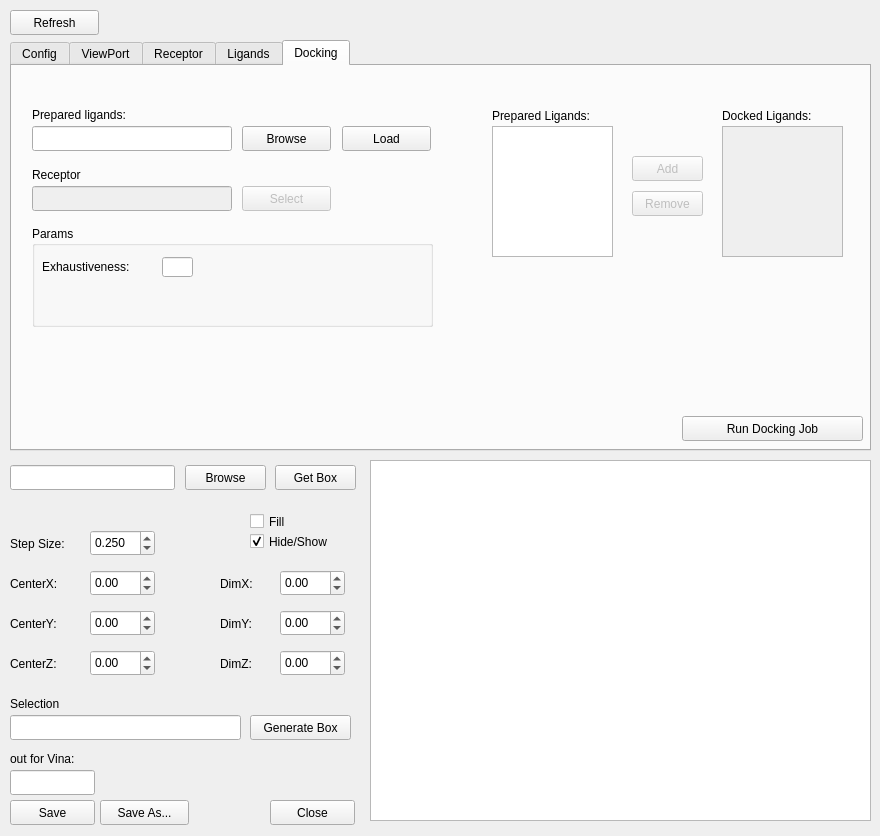
Old version of the form demowidget.ui in the repository gjonwick/MAGI-Dock.
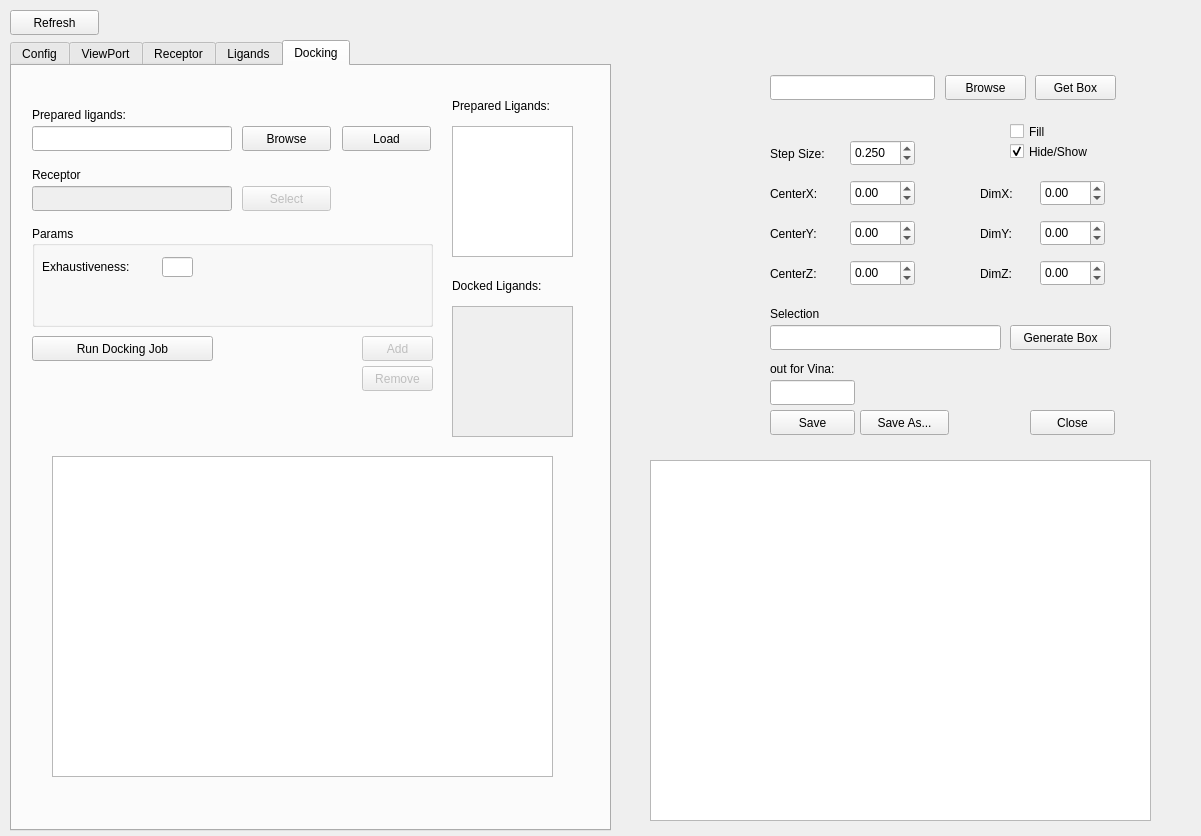
New version of the form. The open tabs and pages were chosen to show the change.

The edit to the form file:
```diff
--- a/demowidget.ui
+++ b/demowidget.ui
@@ -9,7 +9,7 @@
    <rect>
     <x>0</x>
     <y>0</y>
-    <width>880</width>
+    <width>1201</width>
     <height>836</height>
    </rect>
   </property>
@@ -19,8 +19,8 @@
   <widget class="QDoubleSpinBox" name="centerY">
    <property name="geometry">
     <rect>
-     <x>90</x>
-     <y>610</y>
+     <x>850</x>
+     <y>220</y>
      <width>65</width>
      <height>26</height>
     </rect>
@@ -38,8 +38,8 @@
   <widget class="QDoubleSpinBox" name="centerZ">
    <property name="geometry">
     <rect>
-     <x>90</x>
-     <y>650</y>
+     <x>850</x>
+     <y>260</y>
      <width>65</width>
      <height>26</height>
     </rect>
@@ -57,8 +57,8 @@
   <widget class="QDoubleSpinBox" name="centerX">
    <property name="geometry">
     <rect>
-     <x>90</x>
-     <y>570</y>
+     <x>850</x>
+     <y>180</y>
      <width>65</width>
      <height>26</height>
     </rect>
@@ -76,8 +76,8 @@
   <widget class="QPushButton" name="close_btn">
    <property name="geometry">
     <rect>
-     <x>270</x>
-     <y>800</y>
+     <x>1030</x>
+     <y>410</y>
      <width>85</width>
      <height>25</height>
     </rect>
@@ -89,8 +89,8 @@
   <widget class="QLabel" name="label">
    <property name="geometry">
     <rect>
-     <x>10</x>
-     <y>575</y>
+     <x>770</x>
+     <y>185</y>
      <width>67</width>
      <height>17</height>
     </rect>
@@ -102,8 +102,8 @@
   <widget class="QLabel" name="label_2">
    <property name="geometry">
     <rect>
-     <x>10</x>
-     <y>615</y>
+     <x>770</x>
+     <y>225</y>
      <width>67</width>
      <height>17</height>
     </rect>
@@ -115,8 +115,8 @@
   <widget class="QLabel" name="label_3">
    <property name="geometry">
     <rect>
-     <x>10</x>
-     <y>655</y>
+     <x>770</x>
+     <y>265</y>
      <width>67</width>
      <height>17</height>
     </rect>
@@ -128,8 +128,8 @@
   <widget class="QDoubleSpinBox" name="dimY">
    <property name="geometry">
     <rect>
-     <x>280</x>
-     <y>610</y>
+     <x>1040</x>
+     <y>220</y>
      <width>65</width>
      <height>26</height>
     </rect>
@@ -147,8 +147,8 @@
   <widget class="QDoubleSpinBox" name="dimX">
    <property name="geometry">
     <rect>
-     <x>280</x>
-     <y>570</y>
+     <x>1040</x>
+     <y>180</y>
      <width>65</width>
      <height>26</height>
     </rect>
@@ -175,8 +175,8 @@
   <widget class="QLabel" name="label_4">
    <property name="geometry">
     <rect>
-     <x>220</x>
-     <y>655</y>
+     <x>980</x>
+     <y>265</y>
      <width>51</width>
      <height>17</height>
     </rect>
@@ -188,8 +188,8 @@
   <widget class="QDoubleSpinBox" name="dimZ">
    <property name="geometry">
     <rect>
-     <x>280</x>
-     <y>650</y>
+     <x>1040</x>
+     <y>260</y>
      <width>65</width>
      <height>26</height>
     </rect>
@@ -207,8 +207,8 @@
   <widget class="QLabel" name="label_5">
    <property name="geometry">
     <rect>
-     <x>220</x>
-     <y>615</y>
+     <x>980</x>
+     <y>225</y>
      <width>51</width>
      <height>17</height>
     </rect>
@@ -220,8 +220,8 @@
   <widget class="QLabel" name="label_6">
    <property name="geometry">
     <rect>
-     <x>220</x>
-     <y>575</y>
+     <x>980</x>
+     <y>185</y>
      <width>51</width>
      <height>17</height>
     </rect>
@@ -233,8 +233,8 @@
   <widget class="QPushButton" name="save_btn">
    <property name="geometry">
     <rect>
-     <x>10</x>
-     <y>800</y>
+     <x>770</x>
+     <y>410</y>
      <width>85</width>
      <height>25</height>
     </rect>
@@ -246,8 +246,8 @@
   <widget class="QPushButton" name="getConfig_btn">
    <property name="geometry">
     <rect>
-     <x>275</x>
-     <y>465</y>
+     <x>1035</x>
+     <y>75</y>
      <width>81</width>
      <height>25</height>
     </rect>
@@ -259,8 +259,8 @@
   <widget class="QLineEdit" name="config_txt">
    <property name="geometry">
     <rect>
-     <x>10</x>
-     <y>465</y>
+     <x>770</x>
+     <y>75</y>
      <width>165</width>
      <height>25</height>
     </rect>
@@ -269,8 +269,8 @@
   <widget class="QPushButton" name="saveAs_btn">
    <property name="geometry">
     <rect>
-     <x>100</x>
-     <y>800</y>
+     <x>860</x>
+     <y>410</y>
      <width>89</width>
      <height>25</height>
     </rect>
@@ -282,8 +282,8 @@
   <widget class="QPushButton" name="browse_btn">
    <property name="geometry">
     <rect>
-     <x>185</x>
-     <y>465</y>
+     <x>945</x>
+     <y>75</y>
      <width>81</width>
      <height>25</height>
     </rect>
@@ -295,8 +295,8 @@
   <widget class="QDoubleSpinBox" name="step_size">
    <property name="geometry">
     <rect>
-     <x>90</x>
-     <y>530</y>
+     <x>850</x>
+     <y>140</y>
      <width>65</width>
      <height>26</height>
     </rect>
@@ -317,8 +317,8 @@
   <widget class="QLabel" name="label_7">
    <property name="geometry">
     <rect>
-     <x>10</x>
-     <y>535</y>
+     <x>770</x>
+     <y>145</y>
      <width>67</width>
      <height>17</height>
     </rect>
@@ -330,8 +330,8 @@
   <widget class="QLineEdit" name="vinaoutput">
    <property name="geometry">
     <rect>
-     <x>10</x>
-     <y>770</y>
+     <x>770</x>
+     <y>380</y>
      <width>85</width>
      <height>25</height>
     </rect>
@@ -340,8 +340,8 @@
   <widget class="QLabel" name="label_8">
    <property name="geometry">
     <rect>
-     <x>10</x>
-     <y>750</y>
+     <x>770</x>
+     <y>360</y>
      <width>81</width>
      <height>17</height>
     </rect>
@@ -353,8 +353,8 @@
   <widget class="QPushButton" name="genBox_btn">
    <property name="geometry">
     <rect>
-     <x>250</x>
-     <y>715</y>
+     <x>1010</x>
+     <y>325</y>
      <width>101</width>
      <height>25</height>
     </rect>
@@ -366,8 +366,8 @@
   <widget class="QLineEdit" name="selection_txt">
    <property name="geometry">
     <rect>
-     <x>10</x>
-     <y>715</y>
+     <x>770</x>
+     <y>325</y>
      <width>231</width>
      <height>25</height>
     </rect>
@@ -376,8 +376,8 @@
   <widget class="QLabel" name="label_9">
    <property name="geometry">
     <rect>
-     <x>10</x>
-     <y>695</y>
+     <x>770</x>
+     <y>305</y>
      <width>67</width>
      <height>17</height>
     </rect>
@@ -389,8 +389,8 @@
   <widget class="QCheckBox" name="showBox_ch">
    <property name="geometry">
     <rect>
-     <x>250</x>
-     <y>530</y>
+     <x>1010</x>
+     <y>140</y>
      <width>101</width>
      <height>23</height>
     </rect>
@@ -413,8 +413,8 @@
     <rect>
      <x>10</x>
      <y>40</y>
-     <width>861</width>
-     <height>411</height>
+     <width>601</width>
+     <height>791</height>
     </rect>
    </property>
    <property name="cursor">
@@ -949,8 +949,8 @@
     <widget class="QPushButton" name="runDocking_btn">
      <property name="geometry">
       <rect>
-       <x>670</x>
-       <y>350</y>
+       <x>20</x>
+       <y>270</y>
        <width>181</width>
        <height>25</height>
       </rect>
@@ -965,7 +965,7 @@
      </property>
      <property name="geometry">
       <rect>
-       <x>480</x>
+       <x>440</x>
        <y>60</y>
        <width>121</width>
        <height>131</height>
@@ -981,8 +981,8 @@
     <widget class="QLabel" name="label_18">
      <property name="geometry">
       <rect>
-       <x>480</x>
-       <y>40</y>
+       <x>440</x>
+       <y>30</y>
        <width>131</width>
        <height>20</height>
       </rect>
@@ -997,8 +997,8 @@
      </property>
      <property name="geometry">
       <rect>
-       <x>710</x>
-       <y>60</y>
+       <x>440</x>
+       <y>240</y>
        <width>121</width>
        <height>131</height>
       </rect>
@@ -1013,8 +1013,8 @@
     <widget class="QLabel" name="label_19">
      <property name="geometry">
       <rect>
-       <x>710</x>
-       <y>40</y>
+       <x>440</x>
+       <y>210</y>
        <width>131</width>
        <height>20</height>
       </rect>
@@ -1029,8 +1029,8 @@
      </property>
      <property name="geometry">
       <rect>
-       <x>620</x>
-       <y>90</y>
+       <x>350</x>
+       <y>270</y>
        <width>71</width>
        <height>25</height>
       </rect>
@@ -1126,8 +1126,8 @@
      </property>
      <property name="geometry">
       <rect>
-       <x>620</x>
-       <y>125</y>
+       <x>350</x>
+       <y>300</y>
        <width>71</width>
        <height>25</height>
       </rect>
@@ -1172,6 +1172,16 @@
       </property>
      </widget>
     </widget>
+    <widget class="QPlainTextEdit" name="dockingLogBox">
+     <property name="geometry">
+      <rect>
+       <x>40</x>
+       <y>390</y>
+       <width>501</width>
+       <height>321</height>
+      </rect>
+     </property>
+    </widget>
    </widget>
   </widget>
   <widget class="QPlainTextEdit" name="plainTextEdit">
@@ -1180,7 +1190,7 @@
    </property>
    <property name="geometry">
     <rect>
-     <x>370</x>
+     <x>650</x>
      <y>460</y>
      <width>501</width>
      <height>361</height>
@@ -1223,8 +1233,8 @@
    </property>
    <property name="geometry">
     <rect>
-     <x>250</x>
-     <y>510</y>
+     <x>1010</x>
+     <y>120</y>
      <width>92</width>
      <height>23</height>
     </rect>
```
Left out of the diff: 28 changed lines with no effect on the pictures.
